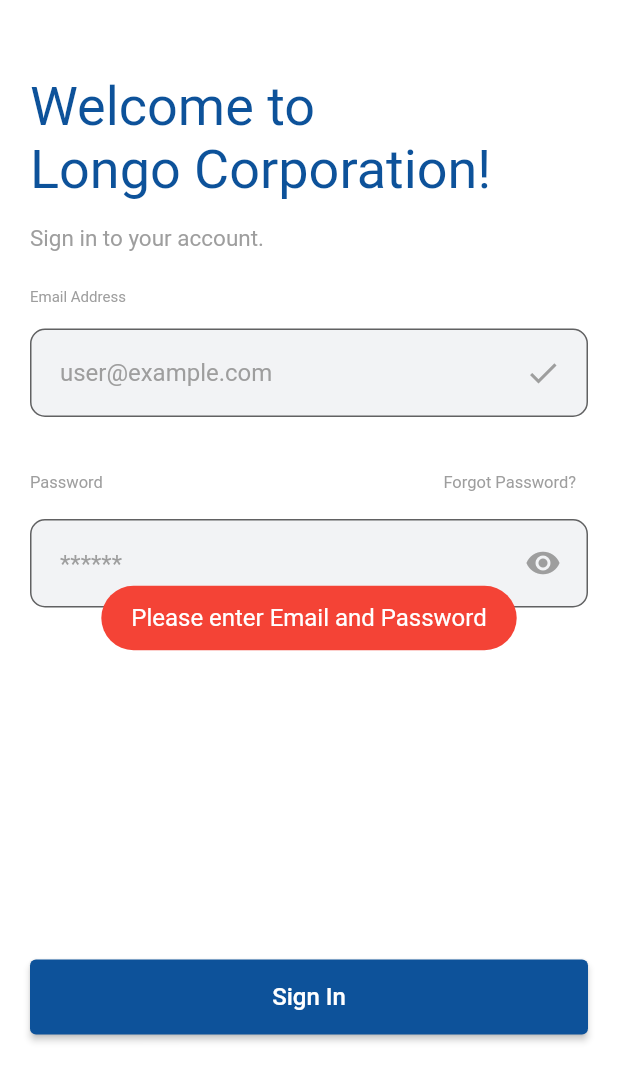
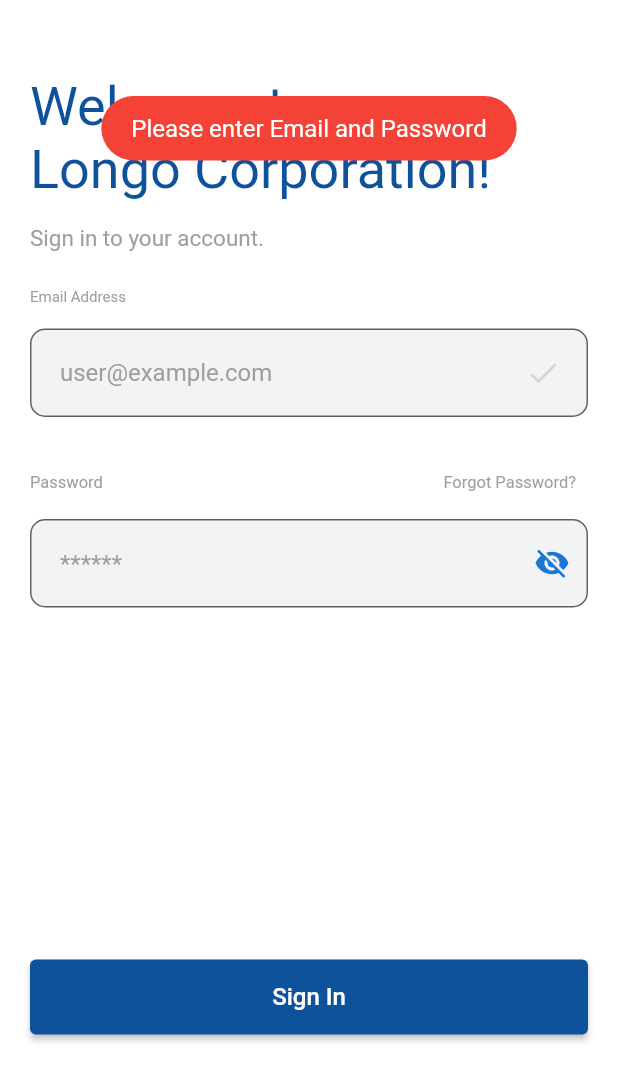
Before and after one commit to teerathk/Longo, a Flutter app: the screen it shows after launch, after a tap on "Sign In", on a phone screen of 412 x 824 dp. Shown: the top 1081 px of the screen. Run offline on Flutter 3.47's test engine with Material 2 defaults, Android fonts, the phone set to English and light mode, and no system bars; our stand-ins replace fluttertoast, image_picker, shared_preferences; network calls fail.

```diff
--- a/lib/pages/login.dart
+++ b/lib/pages/login.dart
@@ -9,7 +9,8 @@ import 'dart:convert' as convert;
 import 'package:http/http.dart' as http;
 import 'package:shared_preferences/shared_preferences.dart';
 
-String loginstatus='';
+String loginstatus = '';
+
 class LoginPage extends StatefulWidget {
   @override
   _LoginPageState createState() => _LoginPageState();
@@ -28,6 +29,8 @@ class _LoginPageState extends State<LoginPage> {
     super.initState();
     setState(() {
       _isLoading = true;
+      _passwordVisible = false;
+
     });
 
     checkLogin();
@@ -59,9 +62,25 @@ class _LoginPageState extends State<LoginPage> {
     //
     // }
   }
+
+  bool _passwordVisible = false;
+  bool validemail = false;
+
+  Future<bool> validateEmail(String text) async {
+
+    setState(() {
+      validemail = RegExp(
+          r"^[a-zA-Z0-9.a-zA-Z0-9.!#$%&'*+-/=?^_`{|}~]+@[a-zA-Z0-9]+\.[a-zA-Z]+")
+          .hasMatch(text);
+    });
+    return RegExp(
+        r"^[a-zA-Z0-9.a-zA-Z0-9.!#$%&'*+-/=?^_`{|}~]+@[a-zA-Z0-9]+\.[a-zA-Z]+")
+        .hasMatch(text);
+  }
+
   checkLogin() async {
     SharedPreferences prefs = await SharedPreferences.getInstance();
-    if(prefs.getBool("Login")==true){
+    if (prefs.getBool("Login") == true) {
       Fluttertoast.showToast(
           msg: "Already LoggedIn",
           toastLength: Toast.LENGTH_LONG,
@@ -69,16 +88,12 @@ class _LoginPageState extends State<LoginPage> {
           timeInSecForIosWeb: 1,
           backgroundColor: Colors.green,
           textColor: Colors.white,
-            fontSize: 16.0
-        );
+          fontSize: 16.0);
       setState(() {
         _isLoading = false;
       });
-      Navigator .push(
-          context, MaterialPageRoute(
-          builder: (context) => dashboardPage()
-      ));
-
+      Navigator.push(
+          context, MaterialPageRoute(builder: (context) => Dashboard()));
     } else {
       setState(() {
         _isLoading = false;
@@ -95,40 +110,36 @@ class _LoginPageState extends State<LoginPage> {
     final queryParameters = {'action': 'login', 'user': email, 'pass': pass};
     // var url = Uri.http('longonew.plego.pro', '/api.php', queryParameters);
     // var url = Uri.http('127.0.0.1', '/Plego/Longo/jobs/api.php', queryParameters);
-    var url = Uri.https('www.longocorporation.com', '/jobs/api.php', queryParameters);
+    var url =
+        Uri.https('www.longocorporation.com', '/jobs/api.php', queryParameters);
 
     var response = await http.get(url);
-    if(response.statusCode == 200) {
+    if (response.statusCode == 200) {
       jsonResponse = json.decode(response.body);
-      if(jsonResponse != null) {
+      if (jsonResponse != null) {
         setState(() {
           _isLoading = false;
         });
         var message = jsonResponse['message'];
-        if(jsonResponse['success']==true){
+        if (jsonResponse['success'] == true) {
           var message = jsonResponse['message'];
-
 
           prefs.setBool("Login", true);
           prefs.setString("UserId", message['employeeId']);
-          var FullName = message['firstName']+" "+message["lastName"];
+          var FullName = message['firstName'] + " " + message["lastName"];
           prefs.setString("Name", FullName);
           prefs.setString("Email", message['emailAddress']);
 
           Fluttertoast.showToast(
-              msg: email+"\nLogged In Successfully",
+              msg: email + "\nLogged In Successfully",
               toastLength: Toast.LENGTH_LONG,
               gravity: ToastGravity.TOP,
               timeInSecForIosWeb: 1,
               backgroundColor: Colors.green,
               textColor: Colors.white,
-              fontSize: 16.0
-          );
-          Navigator .push(
-              context, MaterialPageRoute(
-              builder: (context) => dashboardPage()
-          ));
-
+              fontSize: 16.0);
+          Navigator.push(
+              context, MaterialPageRoute(builder: (context) => Dashboard()));
         } else {
           Fluttertoast.showToast(
               msg: "Sorry, try again\n$message",
@@ -137,26 +148,22 @@ class _LoginPageState extends State<LoginPage> {
               timeInSecForIosWeb: 1,
               backgroundColor: Colors.red,
               textColor: Colors.white,
-              fontSize: 16.0
-          );
-
+              fontSize: 16.0);
         }
         // print(response.body);
       }
-    }
-    else {
+    } else {
       setState(() {
         _isLoading = false;
       });
       Fluttertoast.showToast(
-          msg: "Message2: "+response.body,
+          msg: "Message2: " + response.body,
           toastLength: Toast.LENGTH_LONG,
           gravity: ToastGravity.CENTER,
           timeInSecForIosWeb: 1,
           backgroundColor: Colors.green,
           textColor: Colors.white,
-          fontSize: 16.0
-      );
+          fontSize: 16.0);
     }
   }
 
@@ -219,7 +226,8 @@ class _LoginPageState extends State<LoginPage> {
                 style: TextStyle(
                   color: Color(0xff0D529A),
                 ),
-                decoration: const InputDecoration(
+                onChanged: (text){ validateEmail(text); },
+                decoration: InputDecoration(
                   hintText: "user@example.com",
                   hintStyle: TextStyle(
                     fontSize: 16,
@@ -238,8 +246,10 @@ class _LoginPageState extends State<LoginPage> {
                   floatingLabelBehavior: FloatingLabelBehavior.always,
                   labelText: "",
                   suffixIcon: Padding(
-                    padding: const EdgeInsetsDirectional.only(end: 12.0),
-                    child: Icon(Icons.check, color: Colors.grey),
+                    padding: EdgeInsetsDirectional.only(end: 12.0),
+                    child: Icon(Icons.check, color: validemail==true ? Colors.green : Colors.black12),
+
+
                   ),
                 ),
               ),
@@ -283,11 +293,11 @@ class _LoginPageState extends State<LoginPage> {
               TextFormField(
                 controller: passwordController,
                 //autofocus: true,
-                obscureText: true,
+                obscureText: _passwordVisible,
                 style: TextStyle(
                   color: Color(0xff0D529A),
                 ),
-                decoration: const InputDecoration(
+                decoration: InputDecoration(
                   hintText: "******",
                   hintStyle: TextStyle(
                     fontSize: 16,
@@ -305,42 +315,70 @@ class _LoginPageState extends State<LoginPage> {
                   fillColor: Color(0xffF2F3F5),
                   floatingLabelBehavior: FloatingLabelBehavior.always,
                   labelText: "",
-                  suffixIcon: Padding(
-                    padding: const EdgeInsetsDirectional.only(end: 12.0),
-                    child: Icon(Icons.remove_red_eye, color: Colors.grey),
+                    suffixIcon: IconButton(
+                      icon: Icon(
+                        // Based on passwordVisible state choose the icon
+                        _passwordVisible
+                            ? Icons.visibility
+                            : Icons.visibility_off,
+                        color: Theme.of(context).primaryColorDark,
                       ),
+                      onPressed: () {
+                        // Update the state i.e. toogle the state of passwordVisible variable
+                        setState(() {
+                          _passwordVisible = !_passwordVisible;
+                        });
+                      },
+                    ),
+
+
+
                 ),
               ),
               Container(
                 height: 10,
               ),
               Center(
-                child:
-                Container(
+                child: Container(
                   alignment: Alignment.bottomCenter,
                   height: screenHeight / 3,
                   //height: MediaQuery.of(context).size.height * 0.4,
                   width: screenWidth,
                   color: Colors.white,
                   //width: MediaQuery.of(context).size.width * 0.5, // Will take 50% of screen space
-                  child: _isLoading ? Center(child: CircularProgressIndicator()) : ElevatedButton(
+                  child: _isLoading
+                      ? Center(child: CircularProgressIndicator())
+                      : ElevatedButton(
                           style: ElevatedButton.styleFrom(
                             primary: Color(0xff0D529A),
                             minimumSize: const Size.fromHeight(50), // NEW
                           ),
                           onPressed: () {
-                      if(emailController.text.isEmpty || passwordController.text.isEmpty){
+                            if (emailController.text.isEmpty ||
+                                passwordController.text.isEmpty) {
                               Fluttertoast.showToast(
                                   msg: "Please enter Email and Password",
                                   toastLength: Toast.LENGTH_LONG,
-                            gravity: ToastGravity.CENTER,
+                                  gravity: ToastGravity.TOP,
                                   timeInSecForIosWeb: 1,
                                   backgroundColor: Colors.red,
                                   textColor: Colors.white,
                                   fontSize: 16.0);
-
+                            } else if (RegExp(
+                                        r"^[a-zA-Z0-9.a-zA-Z0-9.!#$%&'*+-/=?^_`{|}~]+@[a-zA-Z0-9]+\.[a-zA-Z]+")
+                                    .hasMatch(emailController.text) ==
+                                false) {
+                              Fluttertoast.showToast(
+                                  msg: "Please enter a valid email",
+                                  toastLength: Toast.LENGTH_LONG,
+                                  gravity: ToastGravity.TOP,
+                                  timeInSecForIosWeb: 1,
+                                  backgroundColor: Colors.red,
+                                  textColor: Colors.white,
+                                  fontSize: 16.0);
                             } else {
-                        signIn(emailController.text, passwordController.text);
+                              signIn(emailController.text,
+                                  passwordController.text);
                             }
                             // Fluttertoast.showToast(
                             //     msg: "Congratulations, (" +
--- a/pubspec.yaml
+++ b/pubspec.yaml
@@ -35,6 +35,7 @@ dependencies:
   shared_preferences: ^2.0.15
   image_picker: ^0.8.5+3
   video_player: ^2.1.4
+  intl: ^0.17.0
   # The following adds the Cupertino Icons font to your application.
   # Use with the CupertinoIcons class for iOS style icons.
 
```
Also changed, not shown: lib/pages/dashboard.dart (+113 -86 lines), lib/pages/forgot.dart (+20 -6 lines), lib/pages/homesubmit.dart (+39 -6 lines), pubspec.lock. Lines whose indentation alone changed are shown as unchanged.
